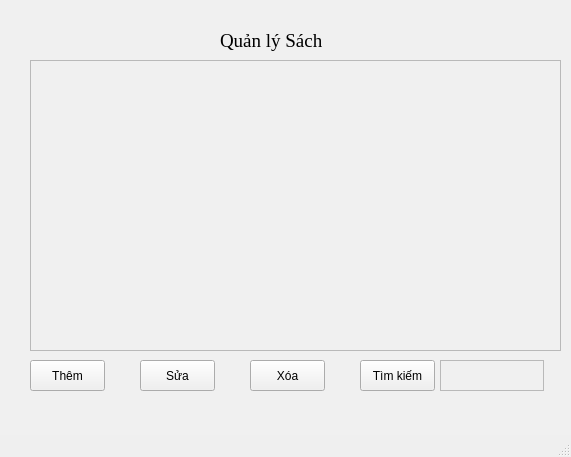
First picture: the form in UI/QuanLySach.ui, repository tanh15rcb/Xaydungphanmemquanlythu-vien, before the edit.
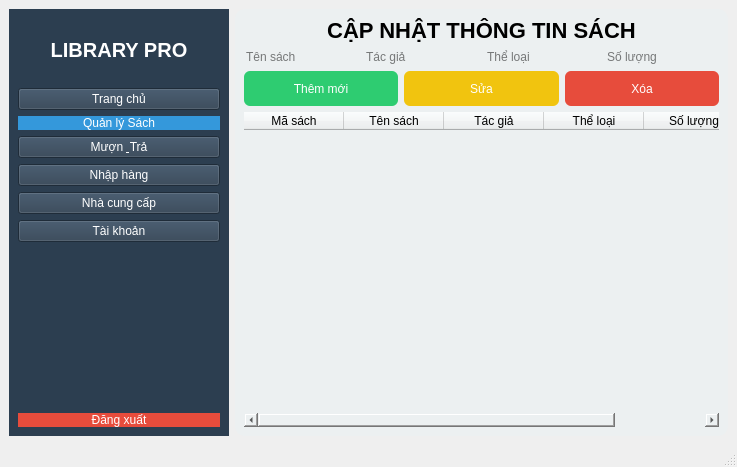
Second picture: the form after the edit.

The edit to the form file:
```diff
--- a/UI/QuanLySach.ui
+++ b/UI/QuanLySach.ui
@@ -6,115 +6,229 @@
    <rect>
     <x>0</x>
     <y>0</y>
-    <width>571</width>
-    <height>457</height>
+    <width>737</width>
+    <height>467</height>
    </rect>
   </property>
-  <property name="windowTitle">
-   <string>MainWindow</string>
-  </property>
-  <property name="styleSheet">
-   <string notr="true">
-</string>
-  </property>
   <widget class="QWidget" name="centralwidget">
-   <property name="styleSheet">
-    <string notr="true">QWidget{
-background-color: #f0f0f0;
-}
-</string>
-   </property>
-   <widget class="QLabel" name="label">
-    <property name="geometry">
-     <rect>
-      <x>220</x>
-      <y>30</y>
-      <width>131</width>
-      <height>21</height>
-     </rect>
-    </property>
-    <property name="font">
-     <font>
-      <family>Times New Roman</family>
-      <pointsize>14</pointsize>
-     </font>
-    </property>
-    <property name="text">
-     <string>Quản lý Sách</string>
-    </property>
-   </widget>
-   <widget class="QListView" name="lvQuanLySach">
-    <property name="geometry">
-     <rect>
-      <x>30</x>
-      <y>60</y>
-      <width>531</width>
-      <height>291</height>
-     </rect>
-    </property>
-   </widget>
-   <widget class="QPushButton" name="btnThemSach">
-    <property name="geometry">
-     <rect>
-      <x>30</x>
-      <y>360</y>
-      <width>75</width>
-      <height>31</height>
-     </rect>
-    </property>
-    <property name="text">
-     <string>Thêm</string>
-    </property>
-   </widget>
-   <widget class="QPushButton" name="btnSuaSach">
-    <property name="geometry">
-     <rect>
-      <x>140</x>
-      <y>360</y>
-      <width>75</width>
-      <height>31</height>
-     </rect>
-    </property>
-    <property name="text">
-     <string>Sửa</string>
-    </property>
-   </widget>
-   <widget class="QPushButton" name="btnXoaSach">
-    <property name="geometry">
-     <rect>
-      <x>250</x>
-      <y>360</y>
-      <width>75</width>
-      <height>31</height>
-     </rect>
-    </property>
-    <property name="text">
-     <string>Xóa</string>
-    </property>
-   </widget>
-   <widget class="QPushButton" name="btnTimkiem">
-    <property name="geometry">
-     <rect>
-      <x>360</x>
-      <y>360</y>
-      <width>75</width>
-      <height>31</height>
-     </rect>
-    </property>
-    <property name="text">
-     <string>Tìm kiếm</string>
-    </property>
-   </widget>
-   <widget class="QTextEdit" name="txtTimKiem">
-    <property name="geometry">
-     <rect>
-      <x>440</x>
-      <y>360</y>
-      <width>104</width>
-      <height>31</height>
-     </rect>
-    </property>
-   </widget>
+   <layout class="QHBoxLayout" name="mainLayout">
+    <item>
+     <widget class="QFrame" name="sidebar">
+      <property name="minimumSize">
+       <size>
+        <width>220</width>
+        <height>0</height>
+       </size>
+      </property>
+      <property name="styleSheet">
+       <string>background-color:#2c3e50;color:white;</string>
+      </property>
+      <layout class="QVBoxLayout" name="sidebarLayout">
+       <item>
+        <widget class="QLabel" name="labelLogo">
+         <property name="styleSheet">
+          <string>font-size:20px;font-weight:bold;padding:20px;</string>
+         </property>
+         <property name="text">
+          <string>LIBRARY PRO</string>
+         </property>
+         <property name="alignment">
+          <set>Qt::AlignCenter</set>
+         </property>
+        </widget>
+       </item>
+       <item>
+        <widget class="QPushButton" name="btnTrangChu">
+         <property name="text">
+          <string>Trang chủ</string>
+         </property>
+        </widget>
+       </item>
+       <item>
+        <widget class="QPushButton" name="btnSach">
+         <property name="styleSheet">
+          <string>background:#3498db;border-radius:8px;</string>
+         </property>
+         <property name="text">
+          <string>Quản lý Sách</string>
+         </property>
+        </widget>
+       </item>
+       <item>
+        <widget class="QPushButton" name="btnMuonTra">
+         <property name="text">
+          <string>Mượn &amp; Trả</string>
+         </property>
+        </widget>
+       </item>
+       <item>
+        <widget class="QPushButton" name="btnNhap">
+         <property name="text">
+          <string>Nhập hàng</string>
+         </property>
+        </widget>
+       </item>
+       <item>
+        <widget class="QPushButton" name="btnNCC">
+         <property name="text">
+          <string>Nhà cung cấp</string>
+         </property>
+        </widget>
+       </item>
+       <item>
+        <widget class="QPushButton" name="btnUser">
+         <property name="text">
+          <string>Tài khoản</string>
+         </property>
+        </widget>
+       </item>
+       <item>
+        <spacer name="spacer">
+         <property name="orientation">
+          <enum>Qt::Vertical</enum>
+         </property>
+         <property name="sizeHint" stdset="0">
+          <size>
+           <width>20</width>
+           <height>40</height>
+          </size>
+         </property>
+        </spacer>
+       </item>
+       <item>
+        <widget class="QPushButton" name="btnLogout">
+         <property name="styleSheet">
+          <string>background:#e74c3c;color:white;border-radius:8px;</string>
+         </property>
+         <property name="text">
+          <string>Đăng xuất</string>
+         </property>
+        </widget>
+       </item>
+      </layout>
+     </widget>
+    </item>
+    <item>
+     <widget class="QFrame" name="content">
+      <property name="styleSheet">
+       <string>background:#ecf0f1;border-radius:10px;</string>
+      </property>
+      <layout class="QVBoxLayout" name="contentLayout">
+       <item>
+        <widget class="QLabel" name="labelTitle">
+         <property name="styleSheet">
+          <string>font-size:22px;font-weight:bold;</string>
+         </property>
+         <property name="text">
+          <string>CẬP NHẬT THÔNG TIN SÁCH</string>
+         </property>
+         <property name="alignment">
+          <set>Qt::AlignCenter</set>
+         </property>
+        </widget>
+       </item>
+       <item>
+        <layout class="QHBoxLayout" name="formLayout">
+         <item>
+          <widget class="QLineEdit" name="txtTenSach">
+           <property name="placeholderText">
+            <string>Tên sách</string>
+           </property>
+          </widget>
+         </item>
+         <item>
+          <widget class="QLineEdit" name="txtTacGia">
+           <property name="placeholderText">
+            <string>Tác giả</string>
+           </property>
+          </widget>
+         </item>
+         <item>
+          <widget class="QLineEdit" name="txtTheLoai">
+           <property name="placeholderText">
+            <string>Thể loại</string>
+           </property>
+          </widget>
+         </item>
+         <item>
+          <widget class="QLineEdit" name="txtSoLuong">
+           <property name="placeholderText">
+            <string>Số lượng</string>
+           </property>
+          </widget>
+         </item>
+        </layout>
+       </item>
+       <item>
+        <layout class="QHBoxLayout" name="buttonLayout">
+         <item>
+          <widget class="QPushButton" name="btnThem">
+           <property name="styleSheet">
+            <string>background:#2ecc71;color:white;height:35px;border-radius:6px;</string>
+           </property>
+           <property name="text">
+            <string>Thêm mới</string>
+           </property>
+          </widget>
+         </item>
+         <item>
+          <widget class="QPushButton" name="btnSua">
+           <property name="styleSheet">
+            <string>background:#f1c40f;color:white;height:35px;border-radius:6px;</string>
+           </property>
+           <property name="text">
+            <string>Sửa</string>
+           </property>
+          </widget>
+         </item>
+         <item>
+          <widget class="QPushButton" name="btnXoa">
+           <property name="styleSheet">
+            <string>background:#e74c3c;color:white;height:35px;border-radius:6px;</string>
+           </property>
+           <property name="text">
+            <string>Xóa</string>
+           </property>
+          </widget>
+         </item>
+        </layout>
+       </item>
+       <item>
+        <widget class="QTableWidget" name="tableSach">
+         <property name="columnCount">
+          <number>5</number>
+         </property>
+         <column>
+          <property name="text">
+           <string>Mã sách</string>
+          </property>
+         </column>
+         <column>
+          <property name="text">
+           <string>Tên sách</string>
+          </property>
+         </column>
+         <column>
+          <property name="text">
+           <string>Tác giả</string>
+          </property>
+         </column>
+         <column>
+          <property name="text">
+           <string>Thể loại</string>
+          </property>
+         </column>
+         <column>
+          <property name="text">
+           <string>Số lượng</string>
+          </property>
+         </column>
+        </widget>
+       </item>
+      </layout>
+     </widget>
+    </item>
+   </layout>
   </widget>
   <widget class="QMenuBar" name="menubar">
    <property name="geometry">
```
Left out of the diff: 2 changed lines with no effect on the pictures.
